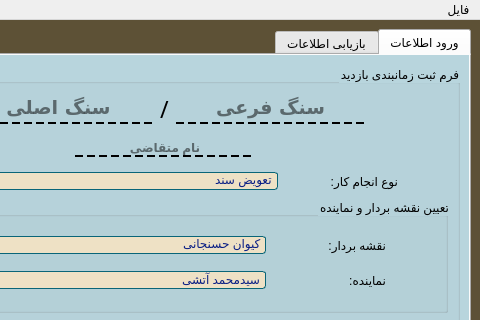
This is Bazdid.ui in JavadiSaeid/Bazdid_system as Qt 5 draws it before an edit; both pictures show x 150 to 630 and y 0 to 320 of the 630 by 696 pixel window. The edited form follows.
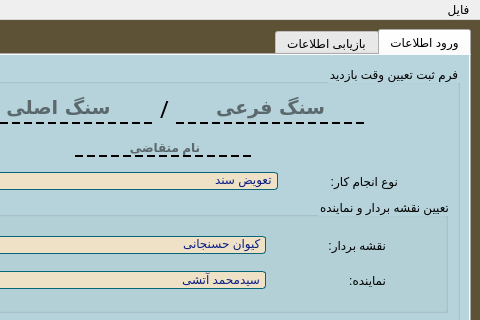
This is the edited form. Icons and pictures are not drawn.

What changed in the file:
```diff
--- a/Bazdid.ui
+++ b/Bazdid.ui
@@ -120,7 +120,7 @@
         <item row="0" column="1">
          <widget class="QGroupBox" name="groupBox_inputData">
           <property name="title">
-           <string>فرم ثبت زمانبندی بازدید</string>
+           <string>فرم ثبت تعیین وقت بازدید</string>
           </property>
           <layout class="QGridLayout" name="gridLayout_2">
            <item row="0" column="0">
```
